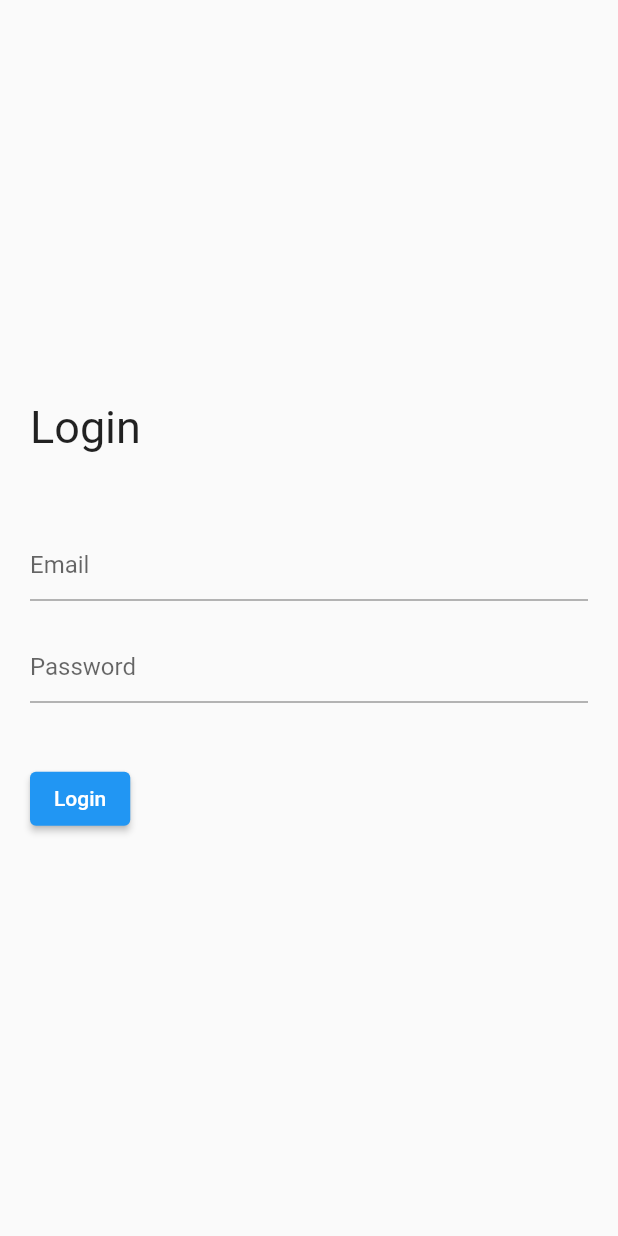
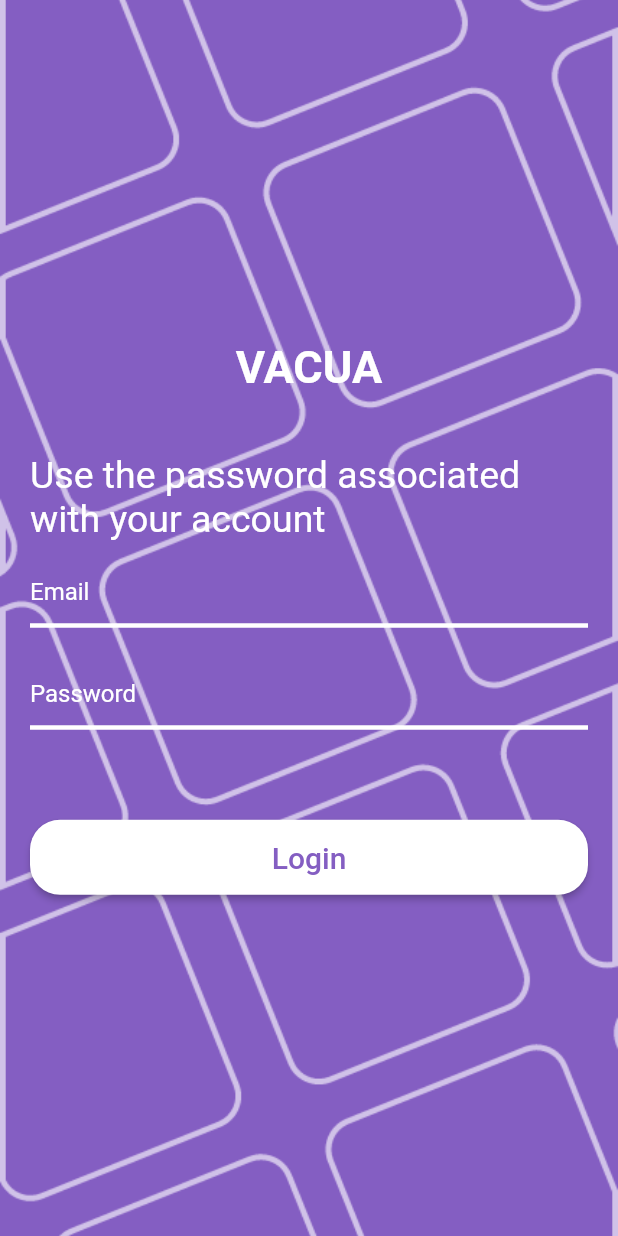
Before and after one commit to yokwejuste/vacua-app, a Flutter app: the screen it shows after launch, on a phone screen of 412 x 824 dp. Run offline on Flutter 3.47's test engine with Material 2 defaults, Android fonts, the phone set to English and light mode, and no system bars; our stand-ins replace cloud_firestore, firebase_auth, firebase_core, flutter_svg; accounts and stored records are empty.

Commit message:
ui: updated login screen design

```diff
--- /dev/null
+++ b/lib/constants/colors.dart
@@ -0,0 +1,3 @@
+import 'package:flutter/material.dart';
+
+const Color kPrimaryColor = Color(0xFF845EC2);
--- a/lib/screens/loginScreen.dart
+++ b/lib/screens/loginScreen.dart
@@ -1,7 +1,8 @@
 import 'package:flutter/material.dart';
 import 'package:flutter/services.dart';
+import 'package:flutter_svg/flutter_svg.dart';
+import 'package:vacua_app/constants/colors.dart';
 import '../services/AuthService.dart';
-
 
 class LoginScreen extends StatefulWidget {
   const LoginScreen({super.key});
@@ -22,18 +23,48 @@ class _LoginScreenState extends State<LoginScreen> {
   Widget build(BuildContext context) {
     return Scaffold(
       body: SafeArea(
-        child: Padding(
-          padding: const EdgeInsets.only(left: 20.0, right: 20.0),
+          child: Container(
+        padding: const EdgeInsets.symmetric(horizontal: 20),
+        decoration: const BoxDecoration(
+          color: kPrimaryColor,
+          image: DecorationImage(
+              image: AssetImage("assets/images/frame.png"), fit: BoxFit.cover),
+        ),
         child: Column(
           mainAxisAlignment: MainAxisAlignment.center,
           crossAxisAlignment: CrossAxisAlignment.start,
           children: [
-              const Text("Login", style: TextStyle(fontSize: 30.0)),
+            const Center(
+              child: Text(
+                "VACUA",
+                textAlign: TextAlign.center,
+                style: TextStyle(
+                  fontSize: 30.0,
+                  color: Colors.white,
+                  fontWeight: FontWeight.bold,
+                ),
+              ),
+            ),
             const SizedBox(height: 40.0),
-              if(errorText != "")  Text(errorText, style: const TextStyle(color: Colors.red, fontSize: 20.0)),
+            const Text(
+              "Use the password associated with your account",
+              style: TextStyle(
+                fontSize: 25.0,
+                color: Colors.white,
+              ),
+            ),
+            if (errorText != "")
+              Text(errorText,
+                  style: const TextStyle(color: Colors.red, fontSize: 20.0)),
             const SizedBox(height: 10.0),
             TextFormField(
+              style: const TextStyle(color: Colors.white),
               decoration: const InputDecoration(
+                enabledBorder: UnderlineInputBorder(
+                  borderSide: BorderSide(color: Colors.white, width: 3.0),
+                ),
+                fillColor: Colors.white,
+                hintStyle: TextStyle(color: Colors.white),
                 hintText: "Email",
               ),
               controller: _emailController,
@@ -43,31 +74,47 @@ class _LoginScreenState extends State<LoginScreen> {
             TextFormField(
               obscureText: true,
               decoration: const InputDecoration(
+                enabledBorder: UnderlineInputBorder(
+                  borderSide: BorderSide(color: Colors.white, width: 3.0),
+                ),
+                fillColor: Colors.white,
+                hintStyle: TextStyle(color: Colors.white),
                 hintText: "Password",
               ),
               controller: _passwordController,
             ),
-              const SizedBox(height: 40.0),
-              !loading ?
-              ElevatedButton(
+            const SizedBox(height: 60.0),
+            !loading
+                ? ElevatedButton(
+                    style: ElevatedButton.styleFrom(
+                      backgroundColor: Colors.white,
+                      foregroundColor: kPrimaryColor,
+                      minimumSize: const Size.fromHeight(50),
+                      shape: RoundedRectangleBorder(
+                        borderRadius: BorderRadius.circular(20),
+                      ),
+                    ),
                     onPressed: () async {
                       setState(() {
                         errorText = "";
                         loading = true;
                       });
-                  String res = await _auth.login(_emailController.text, _passwordController.text);
+                      String res = await _auth.login(
+                          _emailController.text, _passwordController.text);
                       setState(() {
                         errorText = res;
                         loading = false;
                       });
                     },
-                child: const Text("Login"),
-              ) :
-              const CircularProgressIndicator(),
+                    child: const Text(
+                      "Login",
+                      style: TextStyle(fontSize: 20.0),
+                    ),
+                  )
+                : const CircularProgressIndicator(),
           ],
         ),
-        )
-      ),
+      )),
     );
   }
 }
--- a/pubspec.yaml
+++ b/pubspec.yaml
@@ -25,4 +25,4 @@ flutter:
   uses-material-design: true
 
   assets:
-    - assets/images
+    - assets/images/
```
Also changed, not shown: assets/images/frame.png (added), assets/images/frame.svg (deleted), pubspec.lock. Lines whose indentation alone changed are shown as unchanged.
